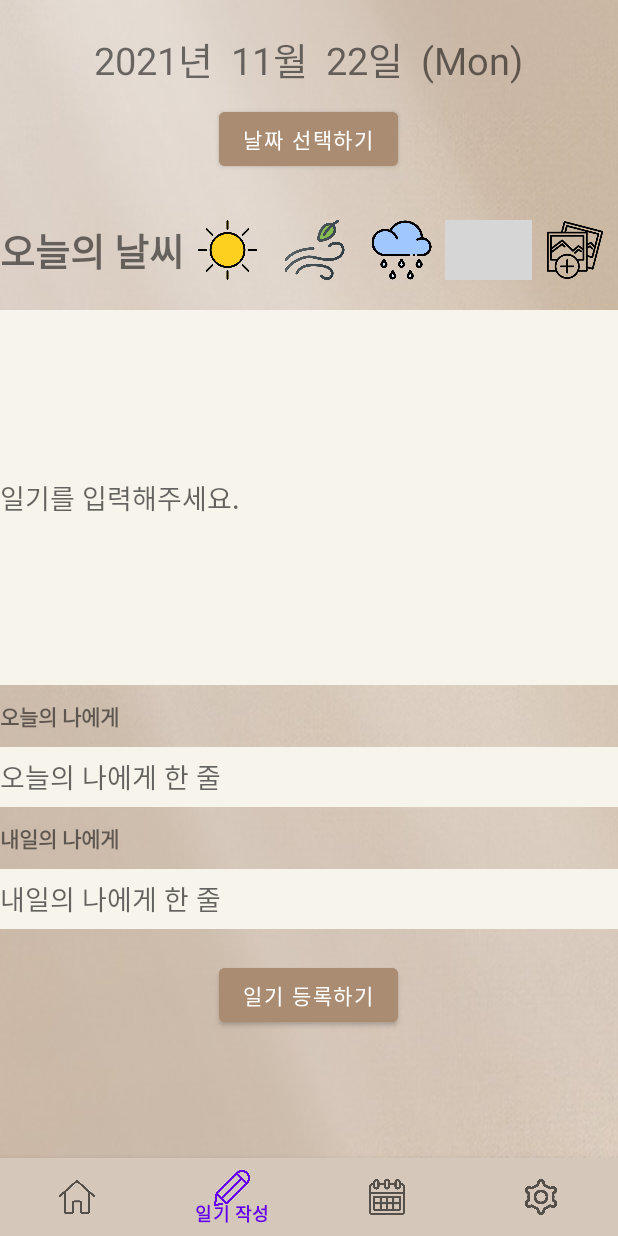
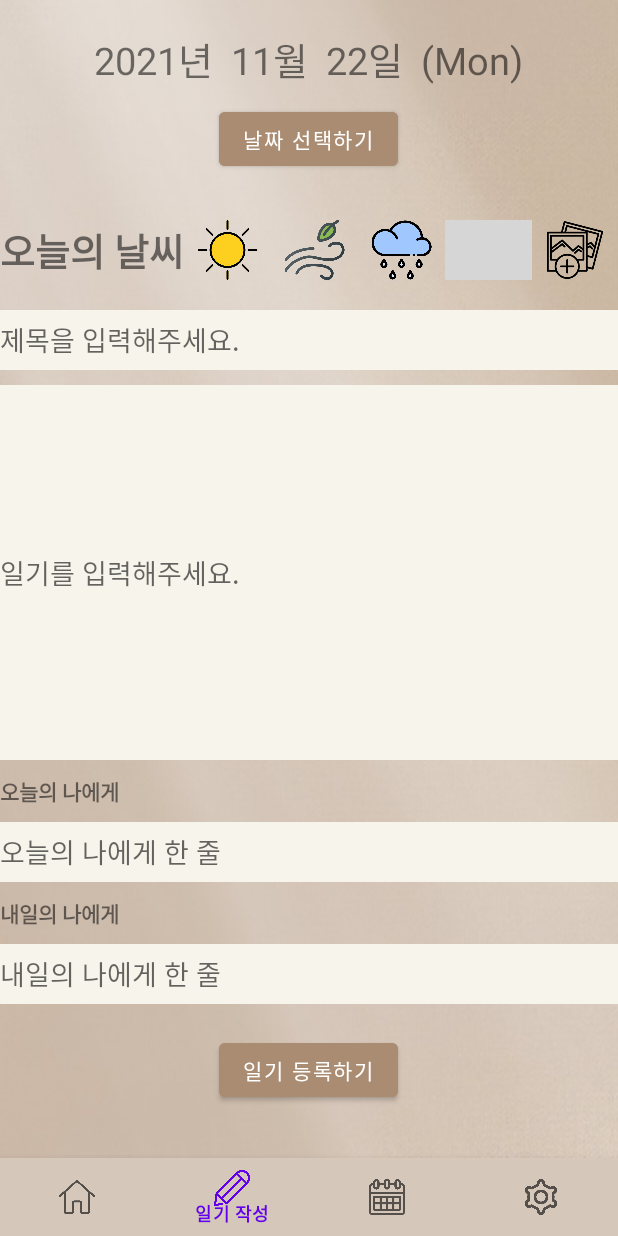
Before and after one commit to Vector1331/SoftwareEngineering, an Android app: the screen it shows after launch (MainActivity), item 2 of the bottom bar chosen, on a phone screen of 412 x 824 dp. Run offline under Robolectric (Android 15) with nearby library versions, the phone set to English and light mode, and no system bars; grey boxes are pictures that could not be loaded.

Commit message:
Write 페이지 제목 추가

```diff
--- a/daysDuk/app/src/main/java/com/example/daysduk/WriteFragment.java
+++ b/daysDuk/app/src/main/java/com/example/daysduk/WriteFragment.java
@@ -47,6 +47,7 @@ public class WriteFragment extends Fragment {
     ImageView write_weather3;
     ImageView write_weather4;
     EditText write_diary;
+    EditText write_diaryTitle;
     EditText write_for_today;
     EditText write_for_tommorow;
     Button write_register;
@@ -75,6 +76,7 @@ public class WriteFragment extends Fragment {
         write_weather3 = (ImageView) view.findViewById(R.id.write_weather3);
         write_weather4 = (ImageView) view.findViewById(R.id.write_weather4);
         write_diary = (EditText) view.findViewById(R.id.write_diary);
+        write_diaryTitle = (EditText) view.findViewById(R.id.write_diaryTitle);
         write_for_today = (EditText) view.findViewById(R.id.write_for_today);
         write_for_tommorow = (EditText) view.findViewById(R.id.write_for_tommorow);
         write_register = (Button)view.findViewById(R.id.write_register);
--- a/daysDuk/app/src/main/res/layout/fragment_write.xml
+++ b/daysDuk/app/src/main/res/layout/fragment_write.xml
@@ -187,6 +187,14 @@
         android:visibility="gone" />
 
     <EditText
+        android:id="@+id/write_diaryTitle"
+        android:layout_width="match_parent"
+        android:layout_height="40dp"
+        android:background="#f7f4eb"
+        android:layout_marginBottom="10dp"
+        android:hint="제목을 입력해주세요." />
+
+    <EditText
         android:id="@+id/write_diary"
         android:layout_width="match_parent"
         android:layout_height="250dp"
```
